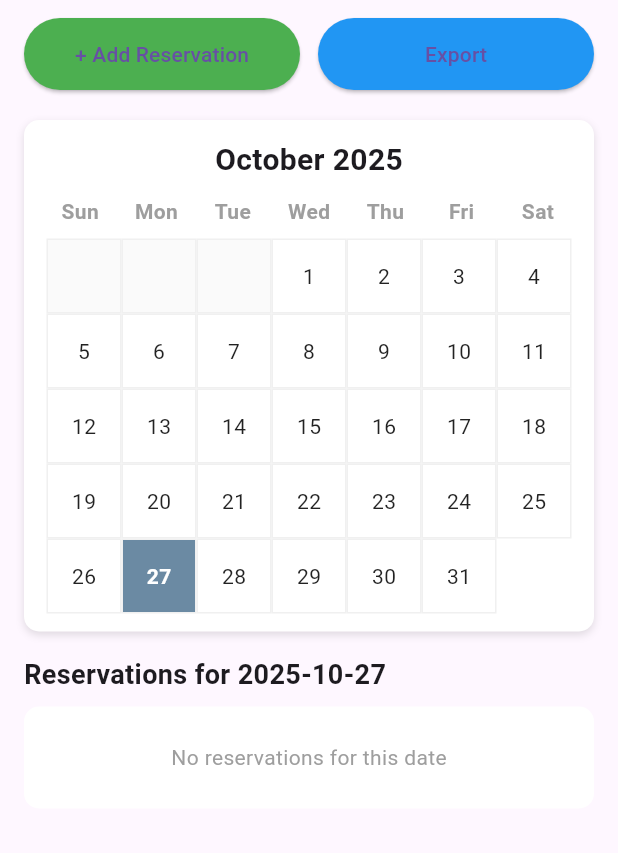
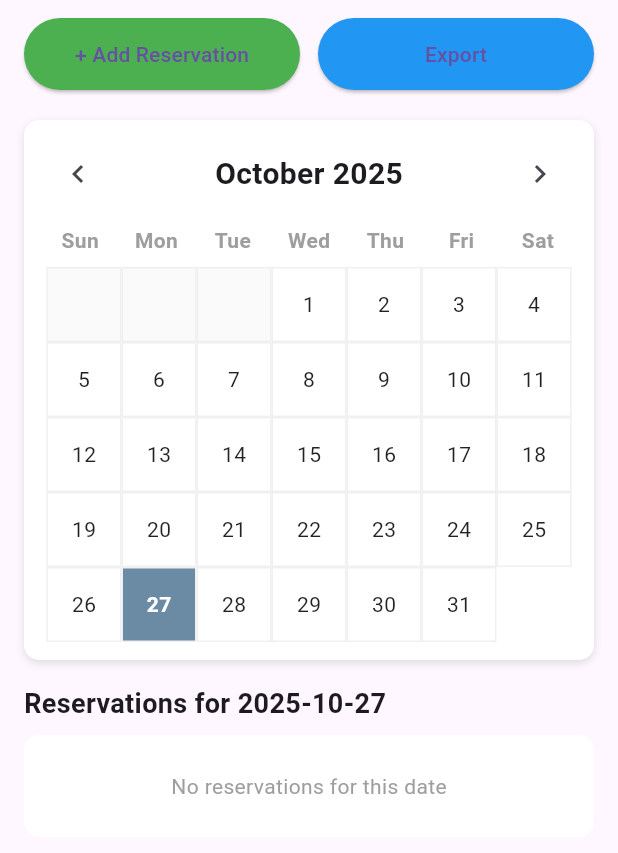
Before and after one commit to Nunthatinnv/SEN201_ClassroomReservation, a Flutter app: the screen it shows after launch, on a phone screen of 412 x 824 dp, the part 84-937 px from its top. Run offline on Flutter 3.47's test engine with Material 3 defaults, Android fonts, the phone set to English and light mode, and no system bars; our stand-ins replace sqflite, sqflite_common_ffi, sqflite_common_ffi_web; accounts and stored records are empty.

Commit message:
add calendar navigation

```diff
--- a/classroom_reservation/lib/screens/dashboard_screen.dart
+++ b/classroom_reservation/lib/screens/dashboard_screen.dart
@@ -21,6 +21,7 @@ class _DashboardScreenState extends State<DashboardScreen> {
   final ReservationServices reservationServices = ReservationServices();
   final RoomServices roomServices = RoomServices();
   final SeriesServices seriesServices = SeriesServices();
+  late DateTime _displayedMonth;
 
   List<Reservation> reservations = [];
   List<Room> rooms = [];
@@ -30,6 +31,7 @@ class _DashboardScreenState extends State<DashboardScreen> {
   @override
   void initState() {
     super.initState();
+    _displayedMonth = DateTime.now();
     loadReservations();
     loadRooms();
   }
@@ -58,12 +60,11 @@ class _DashboardScreenState extends State<DashboardScreen> {
 
 
   List<DayCell?> getCurrentMonthDays() {
-  final now = DateTime.now();
-  final year = now.year;
-  final month = now.month;
+    final year = _displayedMonth.year;
+    final month = _displayedMonth.month;
 
     final firstOfMonth = DateTime(year, month, 1);
-  final firstWeekday = firstOfMonth.weekday % 7; // Sunday=0
+    final firstWeekday = firstOfMonth.weekday % 7; // Sunday = 0
     final totalDays = DateTime(year, month + 1, 0).day;
 
     final List<DayCell?> days = [];
@@ -73,12 +74,14 @@ class _DashboardScreenState extends State<DashboardScreen> {
     for (int d = 1; d <= totalDays; d++) {
       final date = DateTime(year, month, d);
       final dateStr = DateFormat('yyyy-MM-dd').format(date);
-    final hasReservation = reservations.any((r) =>
-        DateFormat('yyyy-MM-dd').format(r.timeStart) == dateStr);
+      final hasReservation = reservations.any(
+          (r) => DateFormat('yyyy-MM-dd').format(r.timeStart) == dateStr);
       days.add(DayCell(day: d, date: dateStr, hasReservation: hasReservation));
     }
+
     return days;
   }
+
 
 List<Reservation> getReservationsForDate(String date) {
   return reservations
@@ -203,7 +206,10 @@ List<Reservation> getReservationsForDate(String date) {
                 Expanded(
                   child: ElevatedButton(
                     onPressed: handleAdd,
-                    style: ElevatedButton.styleFrom(backgroundColor: const Color(0xFF4CAF50), padding: const EdgeInsets.symmetric(vertical: 14)),
+                    style: ElevatedButton.styleFrom(
+                      backgroundColor: const Color(0xFF4CAF50),
+                      padding: const EdgeInsets.symmetric(vertical: 14),
+                    ),
                     child: const Text('+ Add Reservation'),
                   ),
                 ),
@@ -211,7 +217,10 @@ List<Reservation> getReservationsForDate(String date) {
                 Expanded(
                   child: ElevatedButton(
                     onPressed: () => setState(() => showExportModal = true),
-                    style: ElevatedButton.styleFrom(backgroundColor: const Color(0xFF2196F3), padding: const EdgeInsets.symmetric(vertical: 14)),
+                    style: ElevatedButton.styleFrom(
+                      backgroundColor: const Color(0xFF2196F3),
+                      padding: const EdgeInsets.symmetric(vertical: 14),
+                    ),
                     child: const Text('Export'),
                   ),
                 ),
@@ -230,19 +239,56 @@ List<Reservation> getReservationsForDate(String date) {
                     decoration: BoxDecoration(
                       color: Colors.white,
                       borderRadius: BorderRadius.circular(10),
-                      boxShadow: const [BoxShadow(color: Colors.black12, blurRadius: 4, offset: Offset(0, 2))],
+                      boxShadow: const [
+                        BoxShadow(color: Colors.black12, blurRadius: 4, offset: Offset(0, 2))
+                      ],
                     ),
                     child: Column(
                       children: [
-                        Text(DateFormat.yMMMM().format(DateTime.now()), style: const TextStyle(fontSize: 20, fontWeight: FontWeight.bold)),
+                        // Month navigation
+                        Row(
+                          mainAxisAlignment: MainAxisAlignment.spaceBetween,
+                          children: [
+                            IconButton(
+                              icon: const Icon(Icons.chevron_left),
+                              onPressed: () {
+                                setState(() {
+                                  _displayedMonth = DateTime(_displayedMonth.year, _displayedMonth.month - 1);
+                                });
+                              },
+                            ),
+                            Text(
+                              DateFormat.yMMMM().format(_displayedMonth),
+                              style: const TextStyle(fontSize: 20, fontWeight: FontWeight.bold),
+                            ),
+                            IconButton(
+                              icon: const Icon(Icons.chevron_right),
+                              onPressed: () {
+                                setState(() {
+                                  _displayedMonth = DateTime(_displayedMonth.year, _displayedMonth.month + 1);
+                                });
+                              },
+                            ),
+                          ],
+                        ),
                         const SizedBox(height: 10),
+                        // Weekday headers
                         Row(
                           mainAxisAlignment: MainAxisAlignment.spaceBetween,
                           children: ['Sun', 'Mon', 'Tue', 'Wed', 'Thu', 'Fri', 'Sat']
-                              .map((d) => Expanded(child: Center(child: Text(d, style: const TextStyle(fontWeight: FontWeight.bold, color: Colors.grey)))))
+                              .map((d) => Expanded(
+                                    child: Center(
+                                      child: Text(
+                                        d,
+                                        style: const TextStyle(
+                                            fontWeight: FontWeight.bold, color: Colors.grey),
+                                      ),
+                                    ),
+                                  ))
                               .toList(),
                         ),
                         const SizedBox(height: 8),
+                        // Calendar grid
                         LayoutBuilder(builder: (context, constraints) {
                           final cellWidth = (constraints.maxWidth - 6) / 7;
                           return Wrap(
@@ -312,14 +358,18 @@ List<Reservation> getReservationsForDate(String date) {
                     child: Column(
                       crossAxisAlignment: CrossAxisAlignment.start,
                       children: [
-                        Text('Reservations for $selectedDate', style: const TextStyle(fontSize: 18, fontWeight: FontWeight.bold)),
+                        Text('Reservations for $selectedDate',
+                            style: const TextStyle(fontSize: 18, fontWeight: FontWeight.bold)),
                         const SizedBox(height: 8),
                         if (selectedDateReservations.isEmpty)
                           Container(
                             width: double.infinity,
                             padding: const EdgeInsets.all(24),
-                            decoration: BoxDecoration(color: Colors.white, borderRadius: BorderRadius.circular(10)),
-                            child: const Center(child: Text('No reservations for this date', style: TextStyle(color: Colors.grey))),
+                            decoration: BoxDecoration(
+                                color: Colors.white, borderRadius: BorderRadius.circular(10)),
+                            child: const Center(
+                                child: Text('No reservations for this date',
+                                    style: TextStyle(color: Colors.grey))),
                           )
                         else
                           Column(
@@ -334,29 +384,6 @@ List<Reservation> getReservationsForDate(String date) {
                       ],
                     ),
                   ),
-
-                  // All reservations
-                  // Padding(
-                  //   padding: const EdgeInsets.symmetric(horizontal: 16, vertical: 8),
-                  //   child: Column(
-                  //     crossAxisAlignment: CrossAxisAlignment.start,
-                  //     children: [
-                  //       const Text('All Reservations', style: TextStyle(fontSize: 18, fontWeight: FontWeight.bold)),
-                  //       const SizedBox(height: 8),
-                  //       Column(
-                  //         children: reservations.map((reservation) {
-                  //           return _ReservationCard(
-                  //             reservation: reservation,
-                  //             onEdit: () => handleEdit(reservation),
-                  //             onDelete: () => handleDelete(reservation),
-                  //             showDateAndRoom: true,
-                  //           );
-                  //         }).toList(),
-                  //       ),
-                  //       const SizedBox(height: 20),
-                  //     ],
-                  //   ),
-                  // ),
                 ],
               ),
             ),
@@ -366,6 +393,7 @@ List<Reservation> getReservationsForDate(String date) {
       bottomSheet: showExportModal ? _buildExportSheet() : null,
     );
   }
+
 
   Widget _buildExportSheet() {
     return Container(
```
Lines whose indentation alone changed are shown as unchanged.
